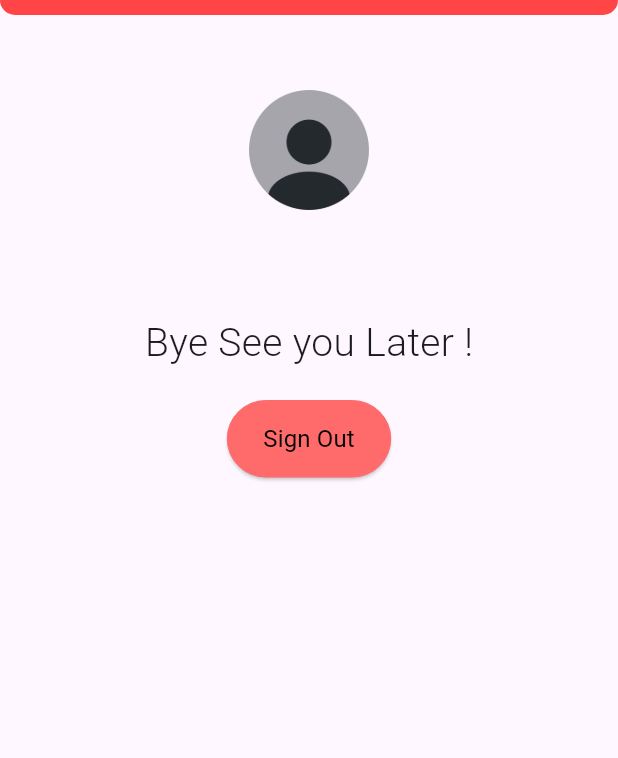
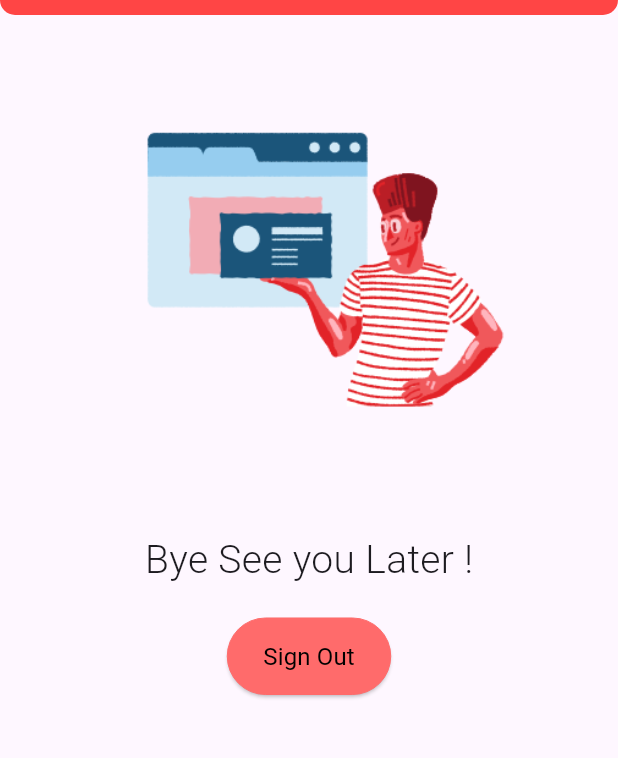
Before and after one commit to VihanDI/Emergency-SOS-App, a Flutter app: the SignOut screen opened directly, on a phone screen of 412 x 824 dp, the part 105-863 px from its top. Run offline on Flutter 3.47's test engine with Material 3 defaults, Android fonts, the phone set to English and light mode, and no system bars; our stand-ins replace carousel_slider, curved_navigation_bar, firebase_auth, firebase_core, geolocator; missing offline and left inert: firebase_ui_auth; accounts and stored records are empty; network calls fail.

```diff
--- a/sos-app/lib/main.dart
+++ b/sos-app/lib/main.dart
@@ -15,7 +15,6 @@ void main() async {
 class MyApp extends StatelessWidget {
   const MyApp({super.key});
 
-  // This widget is the root of your application.
   @override
   Widget build(BuildContext context) {
     return const MaterialApp(
--- a/sos-app/lib/screens/sign_out_screen.dart
+++ b/sos-app/lib/screens/sign_out_screen.dart
@@ -54,8 +54,8 @@ class SignOut extends StatelessWidget {
             Padding(
               padding: const EdgeInsets.symmetric(vertical: 50.0),
               child: Image.asset(
-                'assets/profile.png',
-                width: 80,
+                'assets/signin.png',
+                width: 300,
               ),
             ),
             const Padding(
```
Also changed, not shown: sos-app/lib/auth_gate.dart (+12 -12 lines), sos-app/lib/widgets/bottom_nav_bar.dart (+8 -7 lines).
